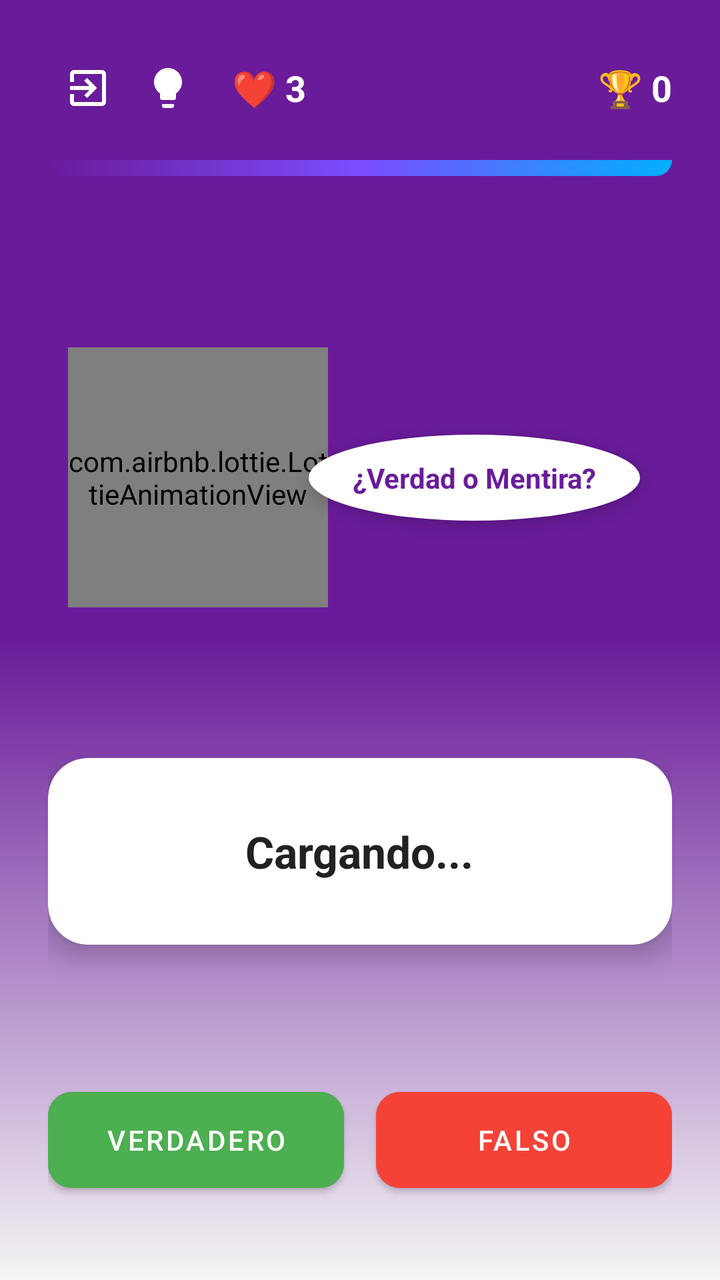
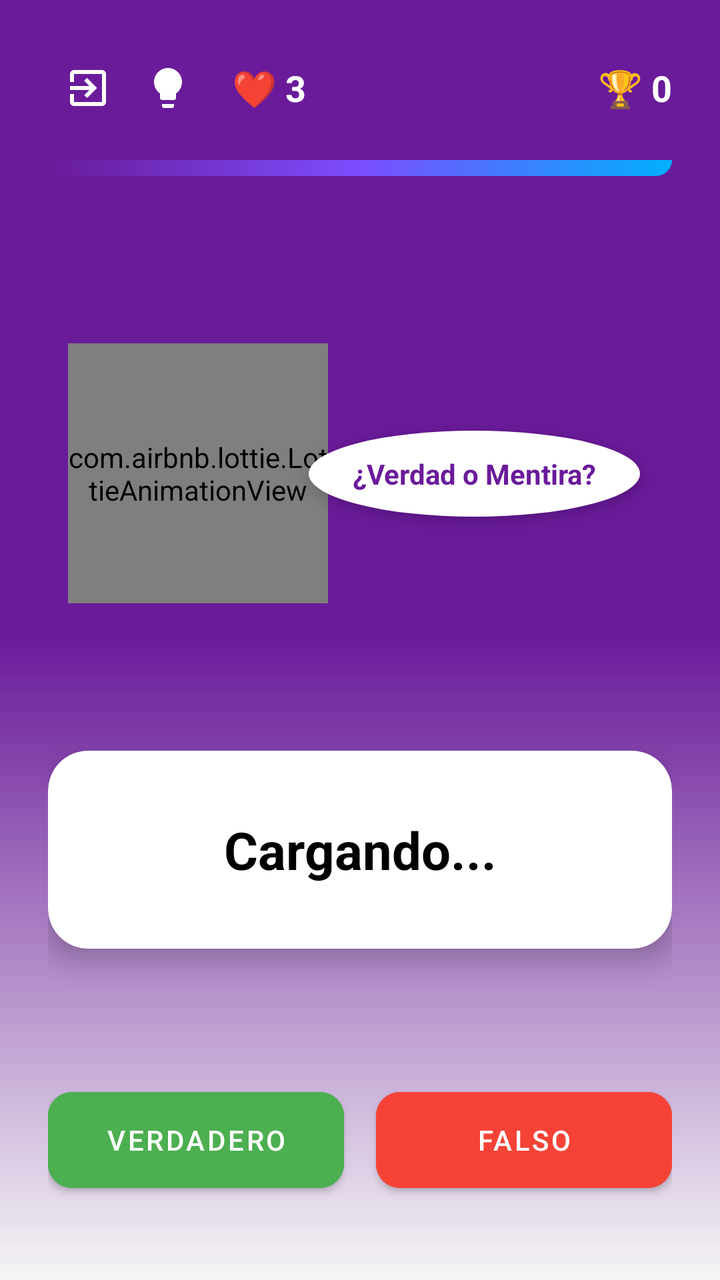

Compare the two renders of this Android layout. The source of the first and the diff that turns it into the second are given below.
<!-- AndroidManifest.xml: activity theme Theme.ReglamentoUpp -->
<!-- res/layout/activity_true_false.xml -->
<?xml version="1.0" encoding="utf-8"?>
<androidx.constraintlayout.widget.ConstraintLayout
    xmlns:android="http://schemas.android.com/apk/res/android"
    xmlns:app="http://schemas.android.com/apk/res-auto"
    xmlns:tools="http://schemas.android.com/tools"
    android:layout_width="match_parent"
    android:layout_height="match_parent"
    android:background="@drawable/game_background"
    android:padding="24dp"
    tools:context=".TrueFalseActivity">

    <LinearLayout
        android:id="@+id/topBar"
        android:layout_width="match_parent"
        android:layout_height="wrap_content"
        android:orientation="horizontal"
        android:gravity="center_vertical"
        app:layout_constraintTop_toTopOf="parent">

        <ImageButton
            android:id="@+id/btnBack"
            android:layout_width="40dp"
            android:layout_height="40dp"
            android:background="?attr/selectableItemBackgroundBorderless"
            android:src="@drawable/ic_logout"
            app:tint="@color/white"
            android:contentDescription="Volver" />

        <ImageButton
            android:id="@+id/btnHelpTF"
            android:layout_width="40dp"
            android:layout_height="40dp"
            android:layout_marginEnd="12dp"
            android:background="?attr/selectableItemBackgroundBorderless"
            android:src="@drawable/ic_foco"
            app:tint="@color/white" />

        <TextView
            android:id="@+id/tvLives"
            android:layout_width="wrap_content"
            android:layout_height="wrap_content"
            android:text="❤️ 3"
            android:textColor="@color/white"
            android:textStyle="bold"
            android:textSize="18sp"/>

        <View
            android:layout_width="0dp"
            android:layout_height="0dp"
            android:layout_weight="1"/>

        <TextView
            android:id="@+id/tvScore"
            android:layout_width="wrap_content"
            android:layout_height="wrap_content"
            android:text="🏆 0"
            android:textColor="@color/white"
            android:textStyle="bold"
            android:textSize="18sp"/>
    </LinearLayout>

    <ProgressBar
        android:id="@+id/progressBar"
        style="@style/Widget.AppCompat.ProgressBar.Horizontal"
        android:layout_width="match_parent"
        android:layout_height="8dp"
        android:layout_marginTop="16dp"
        android:progressDrawable="@drawable/gradient_header"
        android:max="10"
        app:layout_constraintTop_toBottomOf="@id/topBar" />

    <androidx.constraintlayout.widget.ConstraintLayout
        android:id="@+id/layoutCharacter"
        android:layout_width="match_parent"
        android:layout_height="140dp"
        app:layout_constraintTop_toBottomOf="@+id/progressBar"
        app:layout_constraintBottom_toTopOf="@+id/cardQuestion"
        android:layout_marginVertical="8dp">

        <com.airbnb.lottie.LottieAnimationView
            android:id="@+id/lottieCharacter"
            android:layout_width="130dp"
            android:layout_height="130dp"
            app:lottie_rawRes="@raw/smilling_cloud"
            app:lottie_autoPlay="true"
            app:lottie_loop="true"
            app:lottie_renderMode="software"
            app:layout_constraintBottom_toBottomOf="parent"
            app:layout_constraintStart_toStartOf="parent"
            android:layout_marginStart="10dp"/>

        <TextView
            android:id="@+id/tvSpeechBubble"
            android:layout_width="0dp"
            android:layout_height="wrap_content"
            android:background="@drawable/white_circle_bg"
            android:backgroundTint="#FFFFFF"
            android:padding="12dp"
            android:text="¿Verdad o Mentira?"
            android:textColor="@color/upp_primary"
            android:textStyle="bold"
            android:textSize="14sp"
            android:gravity="center"
            android:elevation="4dp"
            app:layout_constraintStart_toEndOf="@id/lottieCharacter"
            app:layout_constraintEnd_toEndOf="parent"
            app:layout_constraintTop_toTopOf="@id/lottieCharacter"
            app:layout_constraintBottom_toBottomOf="@id/lottieCharacter"
            android:layout_marginEnd="16dp"
            android:layout_marginStart="-10dp"/>

    </androidx.constraintlayout.widget.ConstraintLayout>

    <androidx.cardview.widget.CardView
        android:id="@+id/cardQuestion"
        android:layout_width="match_parent"
        android:layout_height="wrap_content"
        app:cardCornerRadius="20dp"
        app:cardElevation="8dp"
        app:cardBackgroundColor="@color/white"
        app:layout_constraintTop_toBottomOf="@id/layoutCharacter"
        app:layout_constraintBottom_toTopOf="@id/layoutButtons">

        <LinearLayout
            android:layout_width="match_parent"
            android:layout_height="wrap_content"
            android:orientation="vertical"
            android:padding="32dp"
            android:gravity="center">

            <TextView
                android:id="@+id/tvQuestion"
                android:layout_width="wrap_content"
                android:layout_height="wrap_content"
                android:text="Cargando..."
                android:textSize="22sp"
                android:textColor="#212121"
                android:textAlignment="center"
                android:textStyle="bold"/>
        </LinearLayout>
    </androidx.cardview.widget.CardView>

    <LinearLayout
        android:id="@+id/layoutButtons"
        android:layout_width="match_parent"
        android:layout_height="wrap_content"
        android:orientation="horizontal"
        android:weightSum="2"
        android:layout_marginTop="24dp"
        android:layout_marginBottom="16dp"
        app:layout_constraintBottom_toBottomOf="parent">

        <com.google.android.material.button.MaterialButton
            android:id="@+id/btnTrue"
            android:layout_width="0dp"
            android:layout_height="60dp"
            android:layout_weight="1"
            android:text="VERDADERO"
            android:backgroundTint="#4CAF50"
            app:cornerRadius="12dp"
            android:layout_marginEnd="8dp"/>

        <com.google.android.material.button.MaterialButton
            android:id="@+id/btnFalse"
            android:layout_width="0dp"
            android:layout_height="60dp"
            android:layout_weight="1"
            android:text="FALSO"
            android:backgroundTint="#F44336"
            app:cornerRadius="12dp"
            android:layout_marginStart="8dp"/>
    </LinearLayout>

</androidx.constraintlayout.widget.ConstraintLayout>
<!-- resources referenced by this layout -->
<resources>
  <color name="upp_primary">#6A1B9A</color>
  <color name="white">#FFFFFFFF</color>
  <!-- drawable game_background (drawable) -->
  <?xml version="1.0" encoding="utf-8"?>
  <shape xmlns:android="http://schemas.android.com/apk/res/android">
      <gradient
          android:angle="270"
          android:startColor="@color/gradient_start"
          android:centerColor="@color/upp_primary"
          android:endColor="@color/app_bg"
          android:endY="0.7"
          android:type="linear" />
  </shape>
  <!-- drawable gradient_header (drawable) -->
  <?xml version="1.0" encoding="utf-8"?>
  <shape xmlns:android="http://schemas.android.com/apk/res/android">
      <gradient
          android:angle="315"
          android:startColor="@color/upp_primary"
          android:centerColor="#7C4DFF"
          android:endColor="#00B0FF"
          android:type="linear" />
      <corners android:bottomLeftRadius="32dp" android:bottomRightRadius="32dp"/>
  </shape>
  <!-- drawable ic_foco (drawable) -->
  <vector xmlns:android="http://schemas.android.com/apk/res/android"
      android:width="24dp"
      android:height="24dp"
      android:viewportWidth="24"
      android:viewportHeight="24">
      <path
          android:fillColor="#FFFFFF"
          android:pathData="M9,21c0,0.55 0.45,1 1,1h4c0.55,0 1,-0.45 1,-1v-1H9V21zM12,2C8.14,2 5,5.14 5,9c0,2.38 1.19,4.47 3,5.74V17c0,0.55 0.45,1 1,1h6c0.55,0 1,-0.45 1,-1v-2.26c1.81,-1.27 3,-3.36 3,-5.74C19,5.14 15.86,2 12,2z"/>
  </vector>
  <!-- drawable ic_logout (drawable) -->
  <vector xmlns:android="http://schemas.android.com/apk/res/android"
      android:width="24dp"
      android:height="24dp"
      android:viewportWidth="24"
      android:viewportHeight="24"
      android:tint="#FFFFFF">
      <path
          android:fillColor="@android:color/white"
          android:pathData="M10.09,15.59L11.5,17l5,-5 -5,-5 -1.41,1.41L12.67,11H3v2h9.67l-2.58,2.59zM19,3H5c-1.11,0 -2,0.9 -2,2v4h2V5h14v14H5v-4H3v4c0,1.1 0.89,2 2,2h14c1.1,0 2,-0.9 2,-2V5c0,-1.1 -0.9,-2 -2,-2z"/>
  </vector>
  <!-- drawable white_circle_bg (drawable) -->
  <?xml version="1.0" encoding="utf-8"?>
  <shape xmlns:android="http://schemas.android.com/apk/res/android" android:shape="oval">
      <solid android:color="@color/white"/>
  </shape>
  <color name="gradient_start">#6A1B9A</color>
  <color name="app_bg">#F5F5F5</color>
  <color name="upp_primary_dark">#4A148C</color>
  <color name="upp_accent">#AB47BC</color>
  <color name="upp_secondary">#8E24AA</color>
  <style name="ShapeAppearance.App.SmallComponent" parent="ShapeAppearance.MaterialComponents.SmallComponent">
          <item name="cornerFamily">rounded</item>
          <item name="cornerSize">50%</item> </style>
  <style name="ShapeAppearance.App.MediumComponent" parent="ShapeAppearance.MaterialComponents.MediumComponent">
          <item name="cornerFamily">rounded</item>
          <item name="cornerSize">28dp</item> </style>
  <style name="ShapeAppearance.App.LargeComponent" parent="ShapeAppearance.MaterialComponents.LargeComponent">
          <item name="cornerFamily">rounded</item>
          <item name="cornerSize">36dp</item> </style>
  <style name="Widget.MaterialComponents.TextInputLayout.OutlinedBox.Rounded" parent="Widget.MaterialComponents.TextInputLayout.OutlinedBox">
          <item name="boxCornerRadiusTopStart">24dp</item>
          <item name="boxCornerRadiusTopEnd">24dp</item>
          <item name="boxCornerRadiusBottomStart">24dp</item>
          <item name="boxCornerRadiusBottomEnd">24dp</item>
      </style>
  <!-- unchanged entries left out for length: 1 -->
</resources>

<!-- the commit's change to res/layout/activity_true_false.xml (unified diff, before → after) -->
@@ -133,8 +133,8 @@
                 android:layout_width="wrap_content"
                 android:layout_height="wrap_content"
                 android:text="Cargando..."
-                android:textSize="22sp"
-                android:textColor="#212121"
+                android:textSize="26sp"
+                android:textColor="#000000"
                 android:textAlignment="center"
                 android:textStyle="bold"/>
         </LinearLayout>
